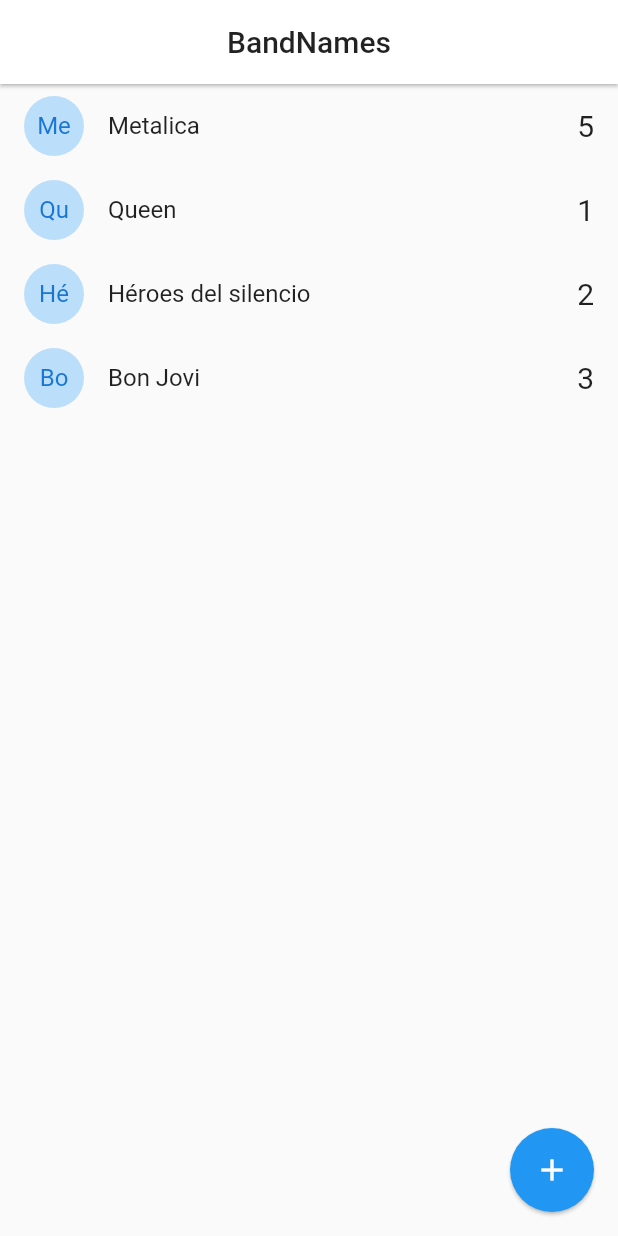
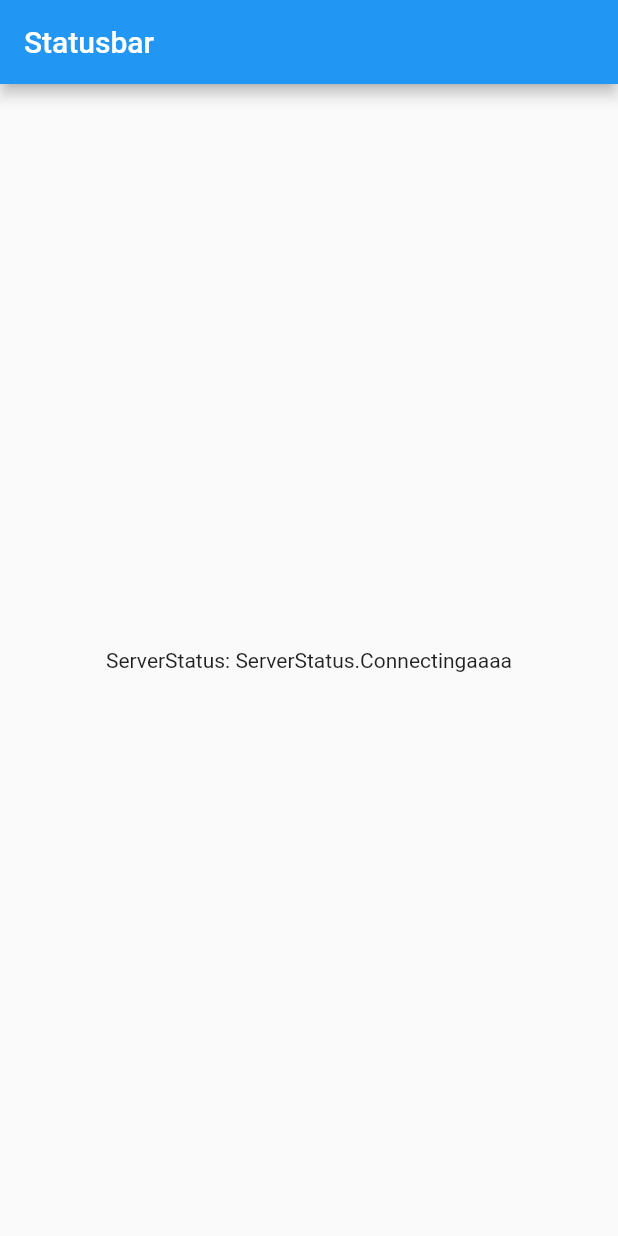
Before and after one commit to yovaromo/flutter-bandnames-socket, a Flutter app: the screen it shows after launch, on a phone screen of 412 x 824 dp. Run offline on Flutter 3.47's test engine with Material 2 defaults, Android fonts, the phone set to English and light mode, and no system bars; our stand-ins replace socket_io_client; network calls fail.

Commit message:
Update Sockets

```diff
--- a/lib/main.dart
+++ b/lib/main.dart
@@ -1,4 +1,7 @@
+import 'package:band_names/services/socket_service.dart';
 import 'package:flutter/material.dart';
+import 'package:provider/provider.dart';
+import 'package:band_names/pages/status.dart';
 import 'package:band_names/pages/home.dart';
 
 void main() => runApp(MyApp());
@@ -6,13 +9,14 @@ void main() => runApp(MyApp());
 class MyApp extends StatelessWidget {
   @override
   Widget build(BuildContext context) {
-    return MaterialApp(
-      debugShowCheckedModeBanner: false,
-      title: 'Material App',
-      initialRoute: 'home',
-      routes: {
-        'home': ( _ ) => HomePage()
-      },
+    return MultiProvider(
+      providers: [ChangeNotifierProvider(create: (_) => SocketServices())],
+      child: MaterialApp(
+        debugShowCheckedModeBanner: false,
+        title: 'Material App',
+        initialRoute: 'status',
+        routes: {'home': (_) => HomePage(), 'status': (_) => StatusPage()},
+      ),
     );
   }
 }
--- /dev/null
+++ b/lib/pages/status.dart
@@ -0,0 +1,24 @@
+import 'package:band_names/services/socket_service.dart';
+import 'package:flutter/material.dart';
+import 'package:provider/provider.dart';
+
+class StatusPage extends StatelessWidget {
+  @override
+  Widget build(BuildContext context) {
+    final socketService = Provider.of<SocketServices>(context);
+
+    return Scaffold(
+      appBar: AppBar(
+        title: Text("Statusbar"),
+      ),
+      body: Center(
+        child: Column(
+          mainAxisAlignment: MainAxisAlignment.center,
+          children: <Widget>[
+            Text('ServerStatus: ${socketService.serverStatus}')
+          ],
+        ),
+      ),
+    );
+  }
+}
--- /dev/null
+++ b/lib/services/socket_service.dart
@@ -0,0 +1,35 @@
+import 'package:flutter/material.dart';
+import 'package:socket_io_client/socket_io_client.dart' as IO;
+
+enum ServerStatus { Online, Offline, Connectingaaaa }
+
+class SocketServices with ChangeNotifier {
+  ServerStatus _serverStatus = ServerStatus.Connectingaaaa;
+
+  SocketServices() {
+    this._initConfig();
+  }
+
+  get serverStatus => this._serverStatus;
+
+  void _initConfig() {
+    // Dart client
+    IO.Socket socket = IO.io('http://172.19.1.108:3000', {
+      'transports': ['websocket'],
+      'autoConnect': true
+    });
+
+    socket.on('connect', (_) {
+      this._serverStatus = ServerStatus.Online;
+      notifyListeners();
+    });
+
+    socket.on('disconnect', (_) {
+      this._serverStatus = ServerStatus.Offline;
+      notifyListeners();
+    });
+
+    /*socket.on('event', (data) => print(data));
+    socket.on('fromServer', (_) => print(_));*/
+  }
+}
--- a/pubspec.yaml
+++ b/pubspec.yaml
@@ -28,6 +28,8 @@ dependencies:
   # The following adds the Cupertino Icons font to your application.
   # Use with the CupertinoIcons class for iOS style icons.
   cupertino_icons: ^1.0.2
+  socket_io_client: ^0.9.12
+  provider: ^5.0.0
 
 dev_dependencies:
   flutter_test:
```
Also changed, not shown: pubspec.lock.
